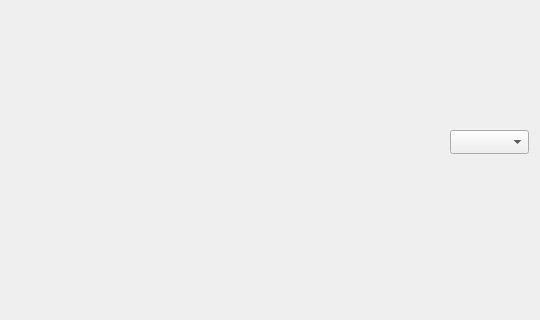
Before: the Qt Designer form configserialport.ui in ikiasm/SerialWidgetQt, drawn with Qt 5; both pictures show x 0 to 540 and y 0 to 320 of the 800 by 600 pixel window.
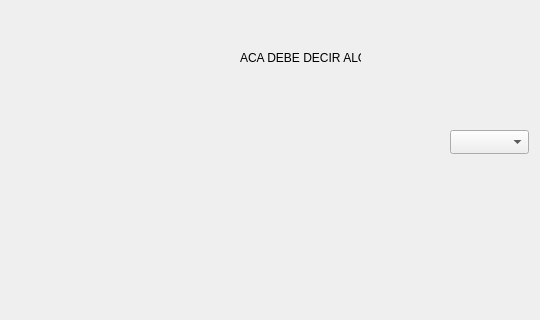
After: the same form once the commit is applied.

Commit message: Agregado de QLabel

What changed in the file:
```diff
--- a/configserialport.ui
+++ b/configserialport.ui
@@ -36,6 +36,19 @@
     </rect>
    </property>
   </widget>
+  <widget class="QLabel" name="label">
+   <property name="geometry">
+    <rect>
+     <x>240</x>
+     <y>50</y>
+     <width>121</width>
+     <height>16</height>
+    </rect>
+   </property>
+   <property name="text">
+    <string>ACA DEBE DECIR ALGO</string>
+   </property>
+  </widget>
  </widget>
  <resources/>
  <connections/>
```
The commit also changes 1 other file.
